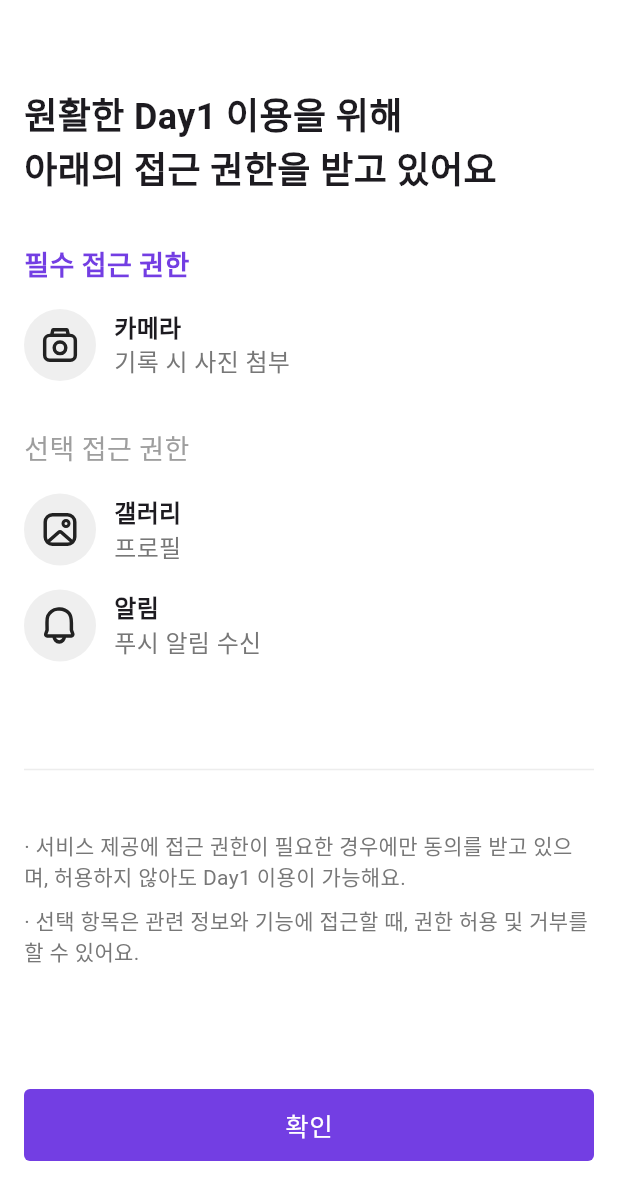
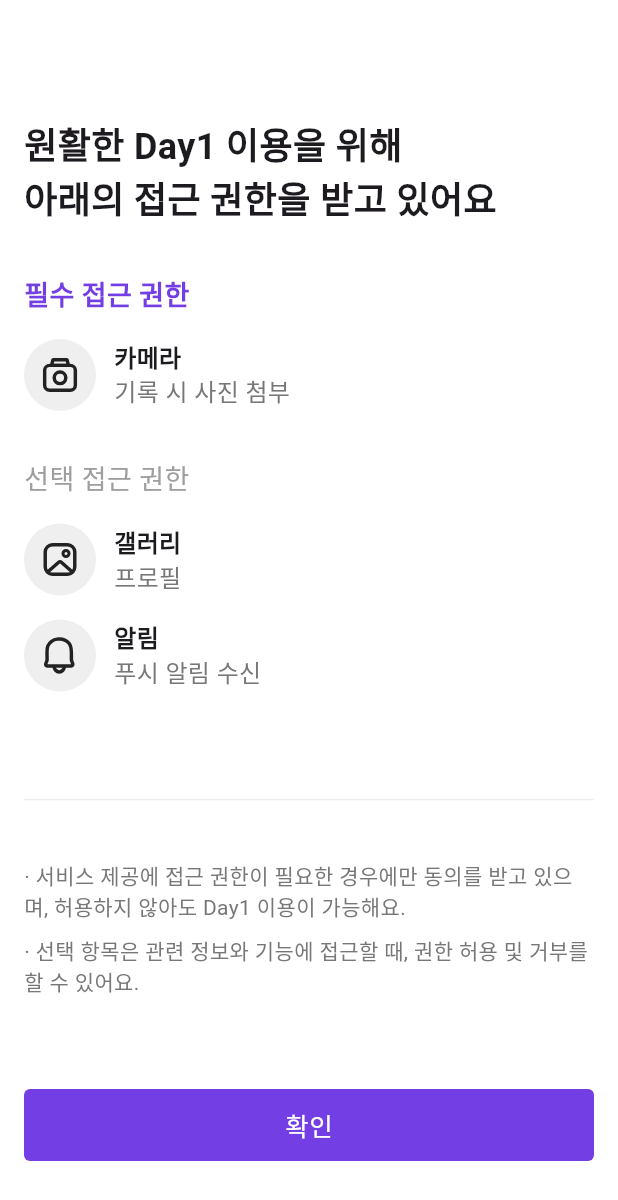
Before and after one commit to doonutmate/day1-front, a Flutter app: the screen it shows after launch, on a phone screen of 412 x 824 dp. Shown: the top 1200 px of the screen. Run offline on Flutter 3.47's test engine with Material 3 defaults, Android fonts, the phone set to English and light mode, and no system bars; our stand-ins replace camera, dio, firebase_core, firebase_messaging, flutter_image_compress, flutter_local_notifications and 11 more; missing offline and left inert: app_tracking_transparency, kakao_flutter_sdk, kakao_flutter_sdk_user; accounts and stored records are empty; Roboto replaces fonts that are missing (Pretendard).

Commit message:
권한 화면 상단 마진 값 수정

```diff
--- a/lib/screens/login/permision.dart
+++ b/lib/screens/login/permision.dart
@@ -82,7 +82,7 @@ class _PermisionState extends State<Permision> {
           crossAxisAlignment: CrossAxisAlignment.start,
           children: [
             SizedBox(
-              height: 59,
+              height: 79,
             ),
             Text(
               "원활한 Day1 이용을 위해\n아래의 접근 권한을 받고 있어요",
```
